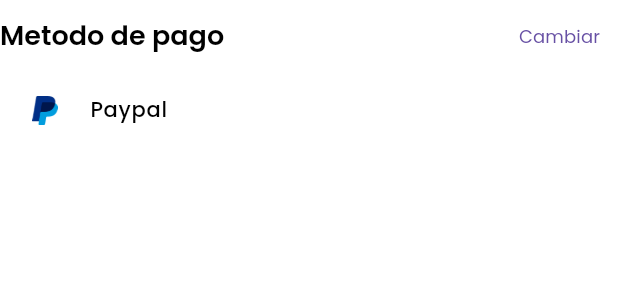
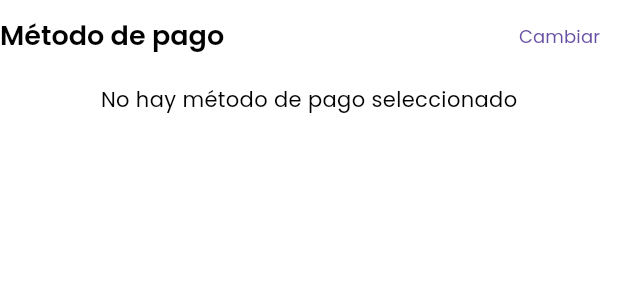
Before and after one commit to Lu15fpo/tienda_ropa, a Flutter app: the TBillingPaymentSection widget shown alone on an empty page, opened directly, on a phone screen of 412 x 824 dp. Shown: the top 300 px of the screen. Run offline on Flutter 3.47's test engine with Material 3 defaults, Android fonts, the phone set to English and light mode, and no system bars; our stand-ins replace cached_network_image, carousel_slider, cloud_firestore, connectivity_plus, firebase_auth, firebase_core and 14 more; accounts and stored records are empty; generated files the repository leaves out were written again; network calls fail; project files that could hold a hidden picture were left out.

Commit message:
Creacion de metodos de pago Fase 7 actualmente

```diff
--- a/lib/features/shop/screens/checkout/widgets/billing_payment_section.dart
+++ b/lib/features/shop/screens/checkout/widgets/billing_payment_section.dart
@@ -19,22 +19,91 @@ class TBillingPaymentSection extends StatelessWidget {
     final dark = THelperFunctions.isDarkMode(context);
     return Column(
       children: [
-        TSectionHeading(title: 'Metodo de pago', buttonTitle: 'Cambiar', onPressed: () => controller.selectPaymentMethod(context) ),
+        TSectionHeading(
+          title: 'Método de pago',
+          buttonTitle: 'Cambiar',
+          onPressed: () => controller.selectPaymentMethod(context),
+        ),
         const SizedBox(height: TSizes.spaceBtwItems / 2),
         Obx(
-          () => Row(
+          () {
+            final method = controller.selectedPaymentMethod.value;
+
+            // Si no hay método seleccionado, mostrar mensaje
+            if (method.id.isEmpty && method.name.isEmpty) {
+              return Text(
+                'No hay método de pago seleccionado',
+                style: Theme.of(context).textTheme.bodyMedium,
+              );
+            }
+
+            // Si tiene cardHolderName, es un método guardado (nuevo sistema)
+            if (method.cardHolderName != null && method.cardHolderName!.isNotEmpty) {
+              return Row(
+                children: [
+                  /// Badge del tipo de tarjeta
+                  TRoundedContainer(
+                    width: 60,
+                    height: 35,
+                    backgroundColor: dark ? TColors.light : TColors.white,
+                    padding: const EdgeInsets.all(TSizes.sm),
+                    child: Center(
+                      child: Text(
+                        method.cardType ?? 'Card',
+                        style: const TextStyle(
+                          fontSize: 10,
+                          fontWeight: FontWeight.bold,
+                        ),
+                      ),
+                    ),
+                  ),
+                  const SizedBox(width: TSizes.spaceBtwItems),
+
+                  /// Información de la tarjeta
+                  Expanded(
+                    child: Column(
+                      crossAxisAlignment: CrossAxisAlignment.start,
+                      children: [
+                        Text(
+                          method.maskedCardNumber,
+                          style: Theme.of(context).textTheme.bodyLarge,
+                        ),
+                        Text(
+                          method.cardHolderName ?? '',
+                          style: Theme.of(context).textTheme.bodySmall,
+                        ),
+                      ],
+                    ),
+                  ),
+                ],
+              );
+            }
+
+            // Fallback para métodos antiguos (compatibilidad)
+            else {
+              return Row(
                 children: [
                   TRoundedContainer(
                     width: 60,
                     height: 35,
                     backgroundColor: dark ? TColors.light : TColors.white,
                     padding: const EdgeInsets.all(TSizes.sm),
-                child: Image(image: AssetImage(controller.selectedPaymentMethod.value.image), fit: BoxFit.contain),
+                    child: method.image.isNotEmpty
+                        ? Image(
+                            image: AssetImage(method.image),
+                            fit: BoxFit.contain,
+                          )
+                        : const Icon(Icons.payment),
                   ),
-              const SizedBox(height: TSizes.spaceBtwItems / 2),
-              Text(controller.selectedPaymentMethod.value.name, style: Theme.of(context).textTheme.bodyLarge),
+                  const SizedBox(width: TSizes.spaceBtwItems),
+                  Text(
+                    method.name,
+                    style: Theme.of(context).textTheme.bodyLarge,
+                  ),
                 ],
-          ),
+              );
+            }
+          },
         ),
       ],
     );
```
Also changed, not shown: FASE7_COMPLETADA.txt (added, +310 -0 lines), PLAN_METODOS_PAGO.txt (+25 -9 lines), lib/features/personalization/screens/settings/settings.dart (+7 -4 lines), lib/features/shop/controllers/product/checkout_controller.dart (+130 -26 lines). Lines whose indentation alone changed are shown as unchanged.
